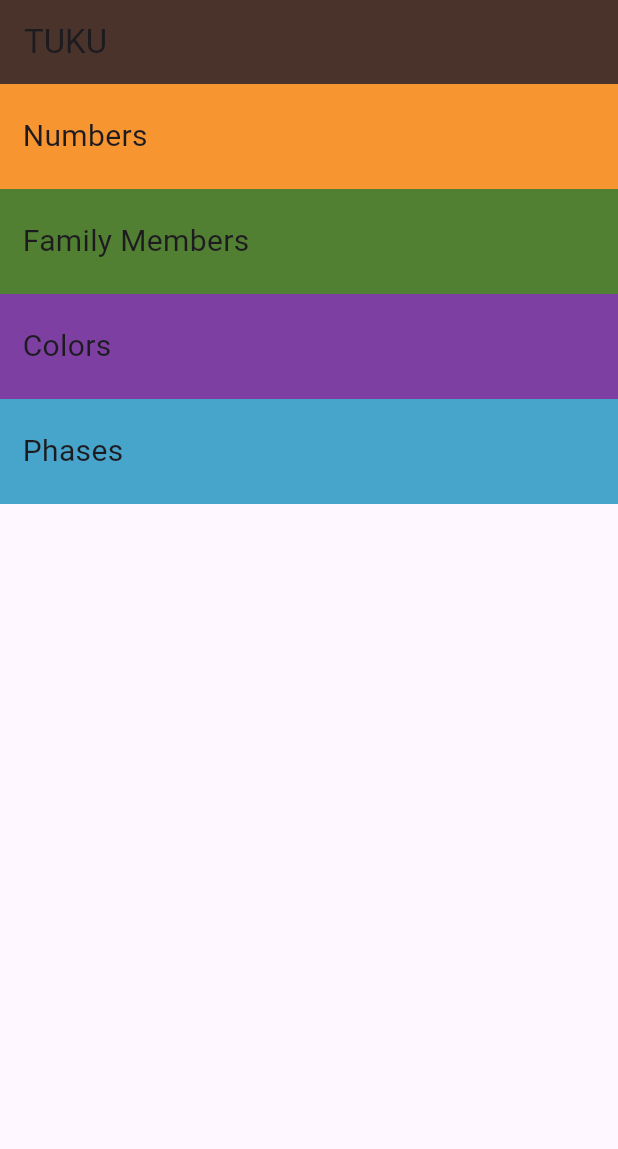
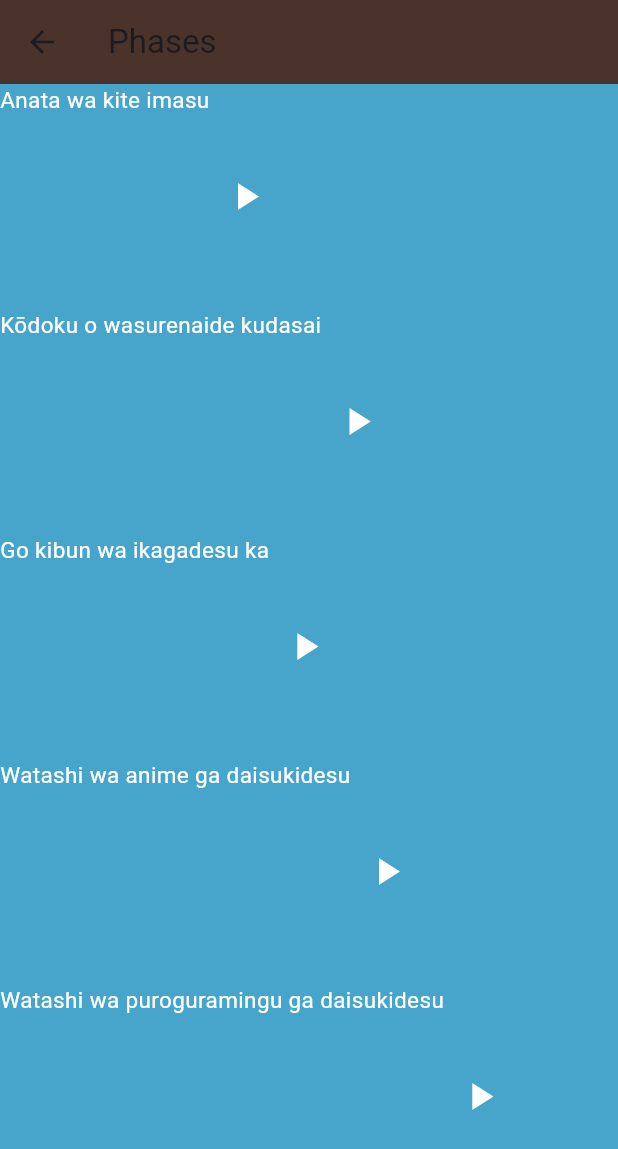
Before and after one commit to maiaboelmagde/beginning_with_Flutter, a Flutter app: the screen it shows after launch, after a tap on "Phases", on a phone screen of 412 x 824 dp. Shown: the top 1149 px of the screen. Run offline on Flutter 3.47's test engine with Material 3 defaults, Android fonts, the phone set to English and light mode, and no system bars; our stand-ins replace audioplayers.

Commit message:
uploading phrases page

```diff
--- /dev/null
+++ b/language_learning_app/lib/components/phaseCategory.dart
@@ -0,0 +1,35 @@
+import 'package:audioplayers/audioplayers.dart';
+import 'package:flutter/material.dart';
+import 'package:language_learning_app/models/phasesModel.dart';
+
+class phaseCategory extends StatelessWidget {
+  const phaseCategory({super.key, required this.myPhrase});
+  final phrase myPhrase;
+  @override
+  Widget build(BuildContext context) {
+    return Row(
+      children: [
+        Container(
+          height: 150,
+          child: Text(
+            myPhrase.line,
+            style: TextStyle(
+              color: Colors.white,
+              fontSize: 15,
+            ),
+          ),
+        ),
+        IconButton(
+            onPressed: () {
+              final player = AudioPlayer();
+              player.play(AssetSource(myPhrase.pSound));
+            },
+            icon: Icon(
+              Icons.play_arrow,
+              color: Colors.white,
+              size: 30,
+            )),
+      ],
+    );
+  }
+}
--- /dev/null
+++ b/language_learning_app/lib/models/phasesModel.dart
@@ -0,0 +1,6 @@
+class phrase {
+  final String line;
+  final String pSound;
+
+  const phrase({required this.line, required this.pSound});
+}
--- a/language_learning_app/lib/screens/homePage.dart
+++ b/language_learning_app/lib/screens/homePage.dart
@@ -3,6 +3,7 @@ import 'package:language_learning_app/components/category_item.dart';
 import 'package:language_learning_app/screens/NumbersPage.dart';
 import 'package:language_learning_app/screens/colorPage.dart';
 import 'package:language_learning_app/screens/familymembersPage.dart';
+import 'package:language_learning_app/screens/phasesPage.dart';
 
 class homePage extends StatelessWidget {
   const homePage({super.key});
@@ -48,7 +49,11 @@ class homePage extends StatelessWidget {
           category(
             text: "Phases",
             color: const Color(0xFF47A5CB),
-            ontap: () {},
+            ontap: () {
+              Navigator.push(context, MaterialPageRoute(builder: (context) {
+                return phasesPage();
+              }));
+            },
           ),
         ],
       ),
--- /dev/null
+++ b/language_learning_app/lib/screens/phasesPage.dart
@@ -0,0 +1,42 @@
+import 'package:flutter/material.dart';
+import 'package:language_learning_app/components/phaseCategory.dart';
+import 'package:language_learning_app/models/phasesModel.dart';
+
+class phasesPage extends StatelessWidget {
+  const phasesPage({super.key});
+  final List<phrase> myPhrase = const [
+    phrase(
+        line: 'Anata wa kite imasu',
+        pSound: 'sounds/phrases/are_you_coming.wav'),
+    phrase(
+        line: 'Kōdoku o wasurenaide kudasai',
+        pSound: 'sounds/phrases/dont_forget_to_subscribe.wav'),
+    phrase(
+        line: 'Go kibun wa ikagadesu ka',
+        pSound: 'sounds/phrases/how_are_you_feeling.wav'),
+    phrase(
+        line: 'Watashi wa anime ga daisukidesu',
+        pSound: 'sounds/phrases/i_love_anime.wav'),
+    phrase(
+        line: 'Watashi wa puroguramingu ga daisukidesu',
+        pSound: 'sounds/phrases/i_love_programming.wav')
+  ];
+
+  @override
+  Widget build(BuildContext context) {
+    return Scaffold(
+      appBar: AppBar(
+        backgroundColor: const Color(0xFF49332A),
+        title: Text('Phases'),
+      ),
+      body: Container(
+        color: const Color(0xFF47A5CB),
+        child: ListView.builder(
+            itemCount: myPhrase.length,
+            itemBuilder: (context, indx) {
+              return phaseCategory(myPhrase: myPhrase[indx]);
+            }),
+      ),
+    );
+  }
+}
--- a/language_learning_app/pubspec.yaml
+++ b/language_learning_app/pubspec.yaml
@@ -67,6 +67,7 @@ flutter:
     - assets/sounds/numbers/
     - assets/sounds/family_members/
     - assets/sounds/colors/
+    - assets/sounds/phrases/
 
 
   # An image asset can refer to one or more resolution-specific "variants", see
```
